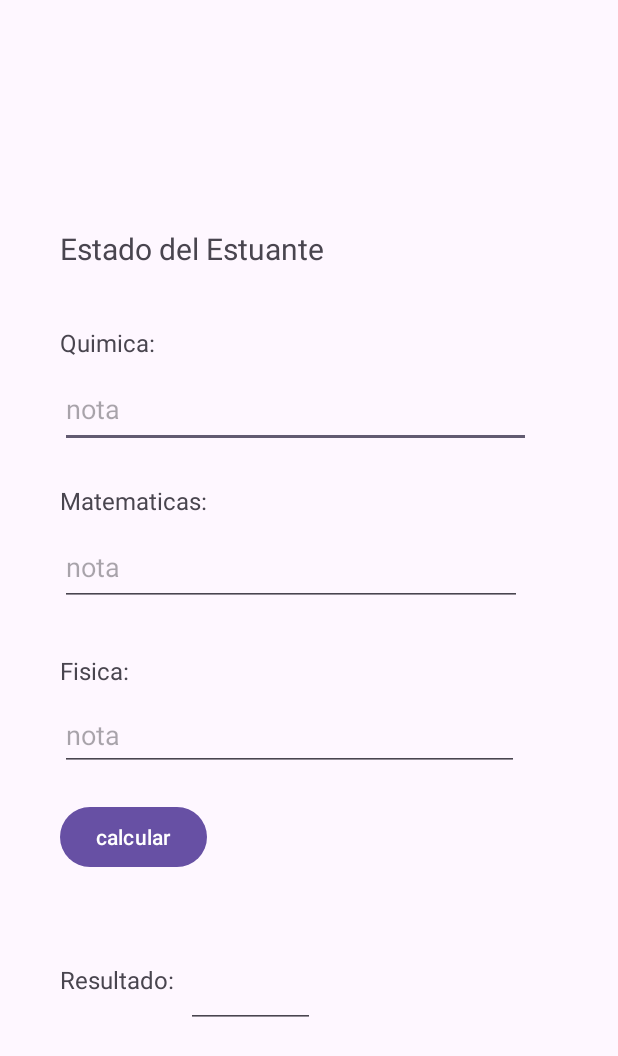
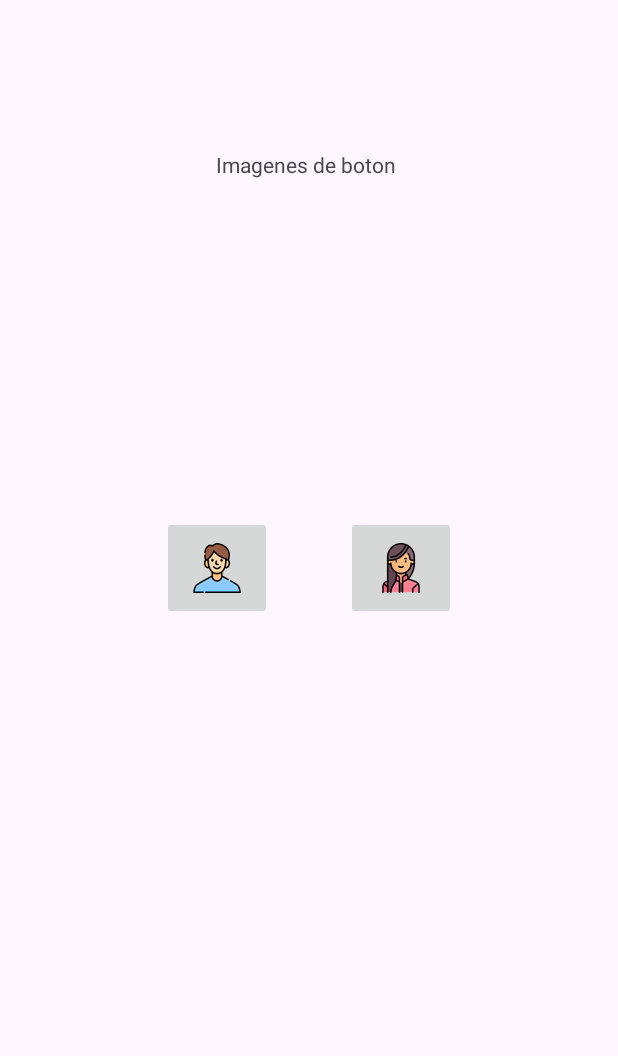
Before and after one commit to jotaalvarezz/androidStudio_apps, an Android app: the screen it shows after launch (MainActivity), on a phone screen of 412 x 824 dp. Shown: the top 1056 px of the screen. Run offline under Robolectric (Android 15) with nearby library versions, the phone set to English and light mode, and no system bars.

Commit message:
imagebutton finish

```diff
--- a/app/src/main/java/com/example/myapplication/MainActivity.java
+++ b/app/src/main/java/com/example/myapplication/MainActivity.java
@@ -4,6 +4,7 @@ import android.os.Bundle;
 import android.view.View;
 import android.widget.EditText;
 import android.widget.TextView;
+import android.widget.Toast;
 
 import androidx.activity.EdgeToEdge;
 import androidx.appcompat.app.AppCompatActivity;
@@ -14,22 +15,12 @@ import androidx.core.view.WindowInsetsCompat;
 import java.math.BigDecimal;
 
 public class MainActivity extends AppCompatActivity {
-    private EditText edt1;
-    private EditText edt2;
-    private EditText edt3;
-    private EditText edt4;
-    private TextView tw1;
 
     @Override
     protected void onCreate(Bundle savedInstanceState) {
         super.onCreate(savedInstanceState);
         EdgeToEdge.enable(this);
         setContentView(R.layout.activity_main);
-        edt1 = (EditText) findViewById(R.id.text_value1);
-        edt2 = (EditText) findViewById(R.id.text_value2);
-        edt3 = (EditText) findViewById(R.id.text_value3);
-        edt4 = (EditText) findViewById(R.id.editTextText);
-        tw1 = (TextView) findViewById(R.id.textView6);
         ViewCompat.setOnApplyWindowInsetsListener(findViewById(R.id.main), (v, insets) -> {
             Insets systemBars = insets.getInsets(WindowInsetsCompat.Type.systemBars());
             v.setPadding(systemBars.left, systemBars.top, systemBars.right, systemBars.bottom);
@@ -37,28 +28,11 @@ public class MainActivity extends AppCompatActivity {
         });
     }
 
-    public void calculate(View view){
-        String value1 = edt1.getText().toString();
-        String value2 = edt2.getText().toString();
-        String value3 = edt3.getText().toString();
+    public void buttonMen(View view){
+        Toast.makeText(this, "Foro para Hombres", Toast.LENGTH_SHORT).show();
+    }
 
-        float prom = 0;
-
-        float note1 = Float.parseFloat(value1);
-        float note2 = Float.parseFloat(value2);
-        float note3 = Float.parseFloat(value3);
-
-        prom = (note1 + note2 + note3) / 3;
-
-        String res = "";
-        String promedio = String.valueOf(prom);
-        if(prom >= 6){
-            res = String.valueOf("aprobado");
-        }else if(prom < 6){
-            res = String.valueOf("reprobado");
-        }
-
-        tw1.setText(res);
-        edt4.setText(promedio);
+    public void buttonWomen(View view){
+        Toast.makeText(this, "Foro para Mujeres", Toast.LENGTH_SHORT).show();
     }
 }
--- a/app/src/main/res/layout/activity_main.xml
+++ b/app/src/main/res/layout/activity_main.xml
@@ -7,125 +7,37 @@
     android:layout_height="match_parent"
     tools:context=".MainActivity">
 
+    <ImageButton
+        android:id="@+id/imageButton2"
+        android:layout_width="73dp"
+        android:layout_height="69dp"
+        android:layout_marginStart="108dp"
+        android:layout_marginTop="344dp"
+        android:contentDescription="@string/descript"
+        android:onClick="buttonMen"
+        app:layout_constraintStart_toStartOf="parent"
+        app:layout_constraintTop_toTopOf="parent"
+        app:srcCompat="@mipmap/hombre" />
+
+    <ImageButton
+        android:id="@+id/imageButton3"
+        android:layout_width="73dp"
+        android:layout_height="69dp"
+        android:layout_marginTop="344dp"
+        android:layout_marginEnd="108dp"
+        android:contentDescription="@string/descript"
+        android:onClick="buttonWomen"
+        app:layout_constraintEnd_toEndOf="parent"
+        app:layout_constraintTop_toTopOf="parent"
+        app:srcCompat="@mipmap/mujer" />
+
     <TextView
-        android:id="@+id/textView"
+        android:id="@+id/txt_title"
         android:layout_width="wrap_content"
         android:layout_height="wrap_content"
-        android:layout_marginStart="40dp"
-        android:layout_marginTop="152dp"
-        android:text="@string/text_status"
-        android:textSize="20sp"
+        android:layout_marginStart="144dp"
+        android:layout_marginTop="100dp"
+        android:text="@string/text_title"
         app:layout_constraintStart_toStartOf="parent"
         app:layout_constraintTop_toTopOf="parent" />
-
-    <TextView
-        android:id="@+id/textView2"
-        android:layout_width="wrap_content"
-        android:layout_height="wrap_content"
-        android:layout_marginStart="40dp"
-        android:layout_marginTop="16dp"
-        android:text="@string/text_quimica"
-        android:textSize="16sp"
-        app:layout_constraintStart_toStartOf="parent"
-        app:layout_constraintTop_toBottomOf="@+id/textView6" />
-
-    <EditText
-        android:id="@+id/text_value1"
-        android:layout_width="314dp"
-        android:layout_height="51dp"
-        android:layout_marginStart="40dp"
-        android:layout_marginTop="8dp"
-        android:ems="10"
-        android:hint="@string/text_hint"
-        android:inputType="numberDecimal"
-        app:layout_constraintStart_toStartOf="parent"
-        app:layout_constraintTop_toBottomOf="@+id/textView2" />
-
-    <EditText
-        android:id="@+id/text_value2"
-        android:layout_width="308dp"
-        android:layout_height="51dp"
-        android:layout_marginStart="40dp"
-        android:layout_marginTop="8dp"
-        android:ems="10"
-        android:hint="@string/text_hint"
-        android:inputType="numberDecimal"
-        app:layout_constraintStart_toStartOf="parent"
-        app:layout_constraintTop_toBottomOf="@+id/textView3" />
-
-    <EditText
-        android:id="@+id/text_value3"
-        android:layout_width="306dp"
-        android:layout_height="48dp"
-        android:layout_marginStart="40dp"
-        android:layout_marginTop="8dp"
-        android:ems="10"
-        android:hint="@string/text_hint"
-        android:inputType="numberDecimal"
-        app:layout_constraintStart_toStartOf="parent"
-        app:layout_constraintTop_toBottomOf="@+id/textView4" />
-
-    <TextView
-        android:id="@+id/textView3"
-        android:layout_width="wrap_content"
-        android:layout_height="wrap_content"
-        android:layout_marginStart="40dp"
-        android:layout_marginTop="24dp"
-        android:text="@string/text_matematicas"
-        android:textSize="16sp"
-        app:layout_constraintStart_toStartOf="parent"
-        app:layout_constraintTop_toBottomOf="@+id/text_value1" />
-
-    <TextView
-        android:id="@+id/textView4"
-        android:layout_width="wrap_content"
-        android:layout_height="wrap_content"
-        android:layout_marginStart="40dp"
-        android:layout_marginTop="32dp"
-        android:text="@string/text_fisica"
-        android:textSize="16sp"
-        app:layout_constraintStart_toStartOf="parent"
-        app:layout_constraintTop_toBottomOf="@+id/text_value2" />
-
-    <Button
-        android:id="@+id/button"
-        android:layout_width="wrap_content"
-        android:layout_height="wrap_content"
-        android:layout_marginStart="40dp"
-        android:layout_marginTop="20dp"
-        android:onClick="calculate"
-        android:text="@string/btn"
-        app:layout_constraintStart_toStartOf="parent"
-        app:layout_constraintTop_toBottomOf="@+id/text_value3" />
-
-    <TextView
-        android:id="@+id/textView5"
-        android:layout_width="wrap_content"
-        android:layout_height="wrap_content"
-        android:layout_marginStart="40dp"
-        android:layout_marginTop="60dp"
-        android:text="@string/text_res"
-        android:textSize="16sp"
-        app:layout_constraintStart_toStartOf="parent"
-        app:layout_constraintTop_toBottomOf="@+id/button" />
-
-    <EditText
-        android:id="@+id/editTextText"
-        android:layout_width="86dp"
-        android:layout_height="43dp"
-        android:layout_marginStart="8dp"
-        android:layout_marginTop="60dp"
-        android:ems="10"
-        android:inputType="text"
-        app:layout_constraintStart_toEndOf="@+id/textView5"
-        app:layout_constraintTop_toBottomOf="@+id/button" />
-
-    <TextView
-        android:id="@+id/textView6"
-        android:layout_width="112dp"
-        android:layout_height="22dp"
-        android:layout_marginStart="40dp"
-        android:textStyle="bold"
-        app:layout_constraintStart_toStartOf="parent"
-        app:layout_constraintTop_toBottomOf="@+id/textView" />
 </androidx.constraintlayout.widget.ConstraintLayout>
--- a/app/src/main/res/values/strings.xml
+++ b/app/src/main/res/values/strings.xml
@@ -1,11 +1,5 @@
 <resources>
     <string name="app_name">My Application</string>
-    <string name="text_status">Estado del Estuante</string>
-    <string name="text_state"></string>
-    <string name="text_quimica">Quimica:</string>
-    <string name="text_matematicas">Matematicas:</string>
-    <string name="text_fisica">Fisica:</string>
-    <string name="text_res">Resultado:</string>
-    <string name="text_hint">nota</string>
-    <string name="btn">calcular</string>
+    <string name="text_title">Imagenes de boton</string>
+    <string name="descript">description</string>
 </resources>
```
Also changed, not shown: app/src/main/res/mipmap-hdpi/hombre.png (added), app/src/main/res/mipmap-hdpi/mujer.png (added).
